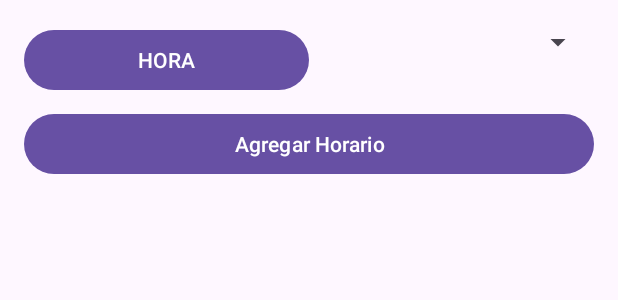
After one commit to UNLAM-SOA/2025_SOA_Q1_M2, an Android app: the layout activity_schedule.xml on its own in the app's theme, with its tools: preview values and no code run, on a phone screen of 412 x 824 dp. The commit adds this screen. Shown: the top 300 px of the screen. Run offline under Robolectric (Android 15) with nearby library versions, the phone set to English and light mode, and no system bars.

Commit message:
Se agrego la funcionalidad para agregar horas en las que se abre y cierra la persiana

```diff
--- /dev/null
+++ b/Android/SmartRoller/app/src/main/res/layout/activity_schedule.xml
@@ -0,0 +1,38 @@
+<LinearLayout xmlns:android="http://schemas.android.com/apk/res/android"
+    android:orientation="vertical"
+    android:padding="16dp"
+    android:layout_width="match_parent"
+    android:layout_height="match_parent">
+
+    <LinearLayout
+        android:layout_width="match_parent"
+        android:layout_height="wrap_content"
+        android:orientation="horizontal">
+
+        <Button
+            android:id="@+id/btnPickTime"
+            android:text="HORA"
+            android:layout_width="0dp"
+            android:layout_weight="1"
+            android:layout_height="wrap_content" />
+
+        <Spinner
+            android:id="@+id/spinnerAction"
+            android:layout_width="0dp"
+            android:layout_weight="1"
+            android:layout_height="wrap_content" />
+    </LinearLayout>
+
+    <Button
+        android:id="@+id/btnAddSchedule"
+        android:text="Agregar Horario"
+        android:layout_width="match_parent"
+        android:layout_height="wrap_content"
+        android:layout_marginTop="8dp" />
+
+    <ListView
+        android:id="@+id/listViewSchedules"
+        android:layout_width="match_parent"
+        android:layout_height="match_parent"
+        android:layout_marginTop="16dp" />
+</LinearLayout>
--- a/Android/SmartRoller/app/src/main/res/values/strings.xml
+++ b/Android/SmartRoller/app/src/main/res/values/strings.xml
@@ -1,3 +1,8 @@
 <resources>
     <string name="app_name">SmartRoller</string>
+
+    <string-array name="actions_array">
+        <item>Abrir</item>
+        <item>Cerrar</item>
+    </string-array>
 </resources>
```
Also changed, not shown: Android/SmartRoller/app/src/main/AndroidManifest.xml (+8 -4 lines), Android/SmartRoller/app/src/main/java/com/app/smartroller/MainActivity.java (+9 -0 lines), Android/SmartRoller/app/src/main/java/com/app/smartroller/MqttAlarmReceiver.java (added, +24 -0 lines), Android/SmartRoller/app/src/main/java/com/app/smartroller/MqttService.java (+8 -0 lines), Android/SmartRoller/app/src/main/java/com/app/smartroller/ScheduleActivity.java (added, +152 -0 lines).
